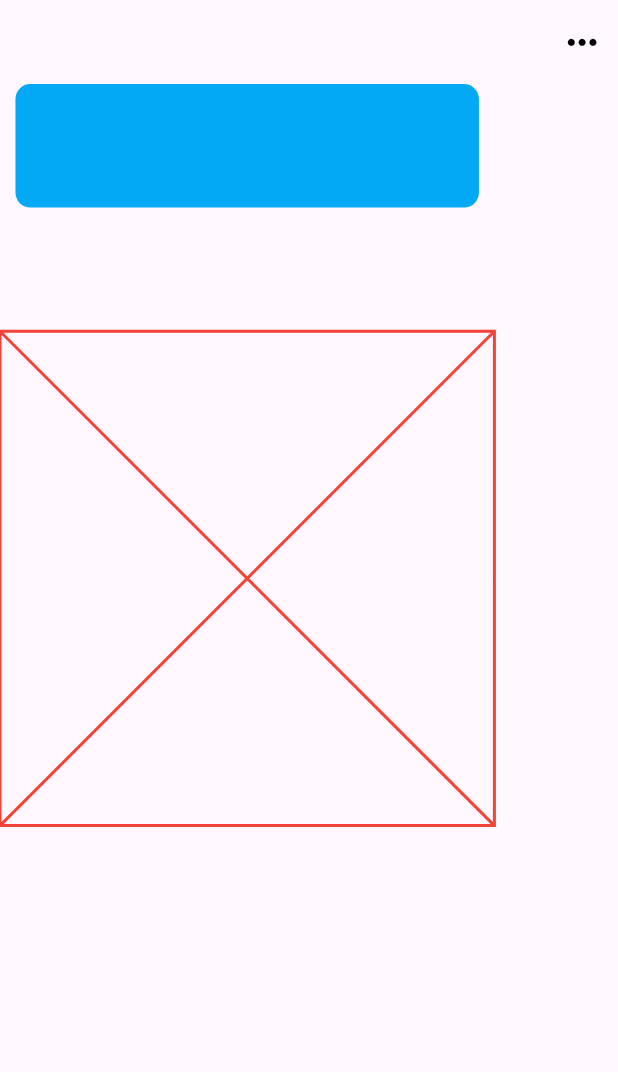
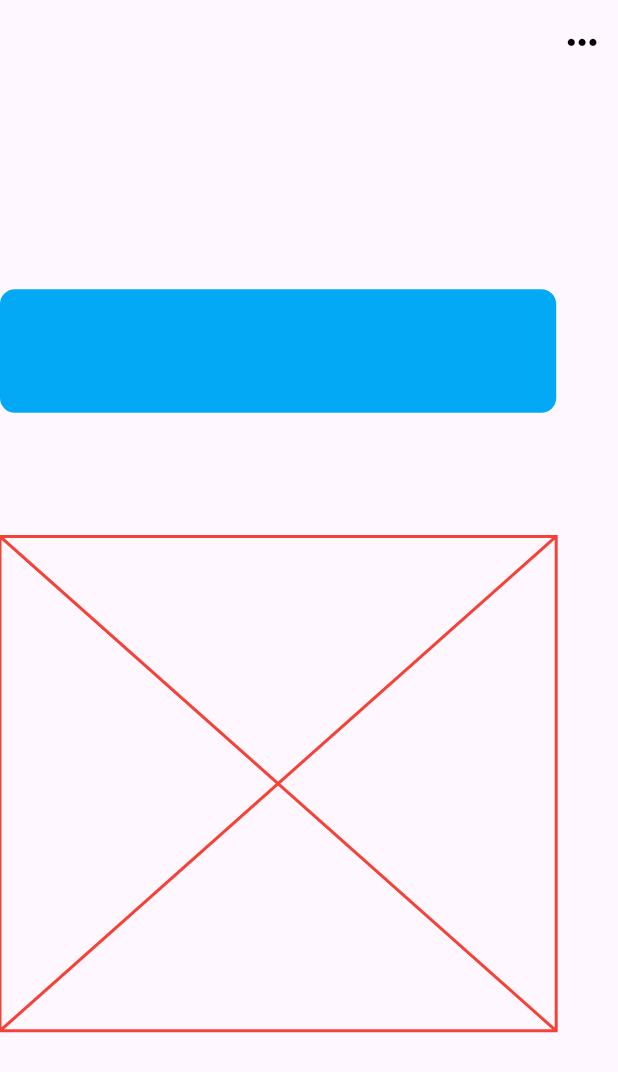
Before and after one commit to Unique-chiemerie/mnemosyne, a Flutter app: the Mainscreen screen opened directly, on a phone screen of 412 x 824 dp. Shown: the top 1072 px of the screen. Run offline on Flutter 3.47's test engine with Material 3 defaults, Android fonts, the light colour scheme and no system bars.

```diff
--- a/lib/Screens/mainscreen.dart
+++ b/lib/Screens/mainscreen.dart
@@ -33,11 +33,12 @@ class Mainscreen extends StatelessWidget {
         ],
       ),
       body: Column(
+        mainAxisAlignment: MainAxisAlignment.center,
         children: [
           //the placeholder for the quotes card
           Container(
             height: screenHeight * 0.1,
-            width: screenWidth * 0.75,
+            width: screenWidth * 0.9,
             decoration: BoxDecoration(
               borderRadius: BorderRadius.circular(10),
               color: Colors.lightBlue,
@@ -49,7 +50,7 @@ class Mainscreen extends StatelessWidget {
           //the place holder for the random animated character
           SizedBox(
             height: screenHeight * 0.4,
-            width: screenWidth * 0.8,
+            width: screenWidth * 0.9,
             child: const Placeholder(
               color: Colors.red,
             ),
```
